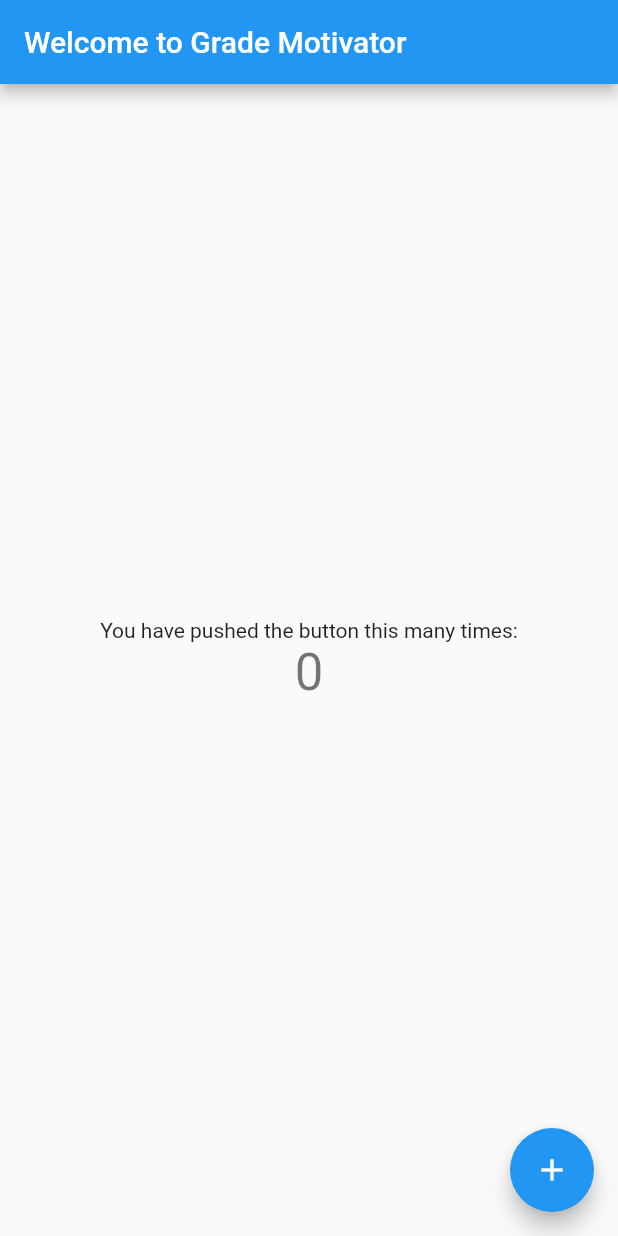
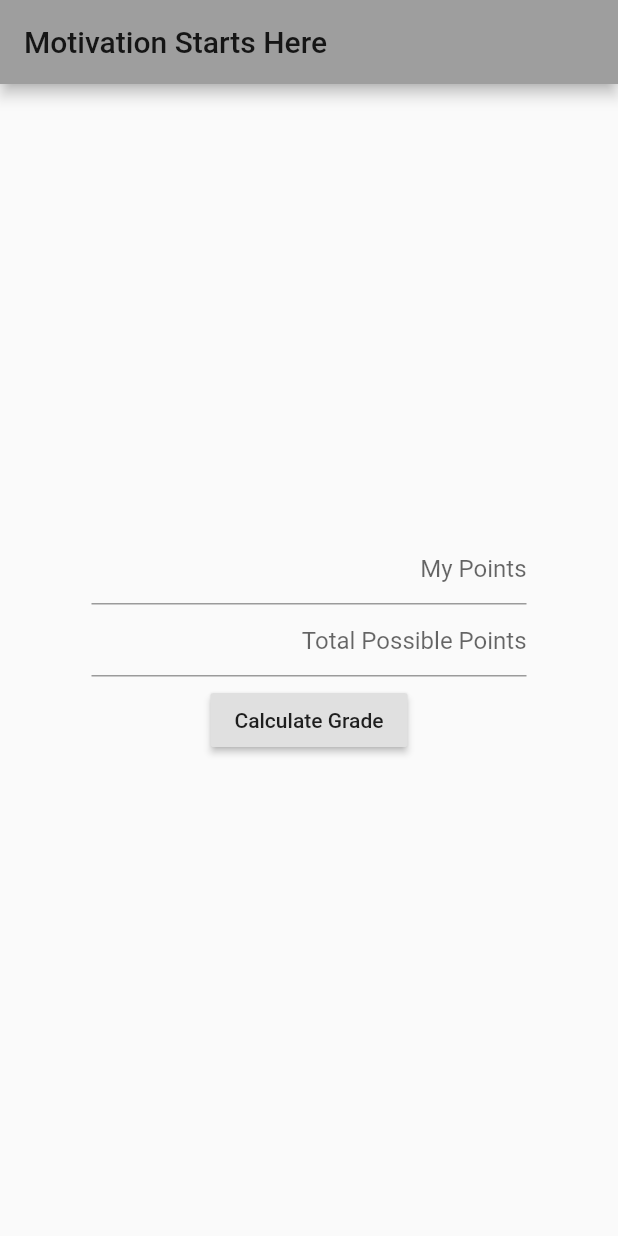
Before and after one commit to bsu-hci/GradeMotivator, a Flutter app: the screen it shows after launch, on a phone screen of 412 x 824 dp. Run offline on Flutter 3.47's test engine with Material 2 defaults, Android fonts, the light colour scheme and no system bars.

Commit message:
Bulk code  added

```diff
--- a/lib/main.dart
+++ b/lib/main.dart
@@ -1,116 +1,157 @@
 import 'package:flutter/material.dart';
+import 'package:flutter/services.dart';
 
-void main() {
-  runApp(GradeMotivator());
+void main() => runApp(GradeMotivator());
+
+class Grade {
+  int _userScore;
+  int _totalPossiblePoints;
+  bool _show;
+  String _grade;
+
+  Grade() {
+    _grade = "";
+    _show = false;
+  }
+}
+
+class Show extends StatelessWidget {
+  final String _grade;
+  Show(this._grade);
+
+  @override
+  Widget build(BuildContext context) {
+    return ListView(children: [
+      Text(
+        "You recieved a(n)",
+        textAlign: TextAlign.center,
+      ),
+      Text(
+        _grade,
+        textScaleFactor: 2,
+        textAlign: TextAlign.center,
+      )
+    ]);
+  }
 }
 
 class GradeMotivator extends StatelessWidget {
   @override
   Widget build(BuildContext context) {
     return MaterialApp(
-      title: 'Grade Motivator',
+      title: "Welcome to Grade Motivator",
       theme: ThemeData(
-        // This is the theme of your application.
-        //
-        // Try running your application with "flutter run". You'll see the
-        // application has a blue toolbar. Then, without quitting the app, try
-        // changing the primarySwatch below to Colors.green and then invoke
-        // "hot reload" (press "r" in the console where you ran "flutter run",
-        // or simply save your changes to "hot reload" in a Flutter IDE).
-        // Notice that the counter didn't reset back to zero; the application
-        // is not restarted.
-        primarySwatch: Colors.blue,
-        // This makes the visual density adapt to the platform that you run
-        // the app on. For desktop platforms, the controls will be smaller and
-        // closer together (more dense) than on mobile platforms.
+        primarySwatch: Colors.grey,
         visualDensity: VisualDensity.adaptivePlatformDensity,
       ),
-      home: MyHomePage(title: 'Welcome to Grade Motivator'),
+      home: Scaffold(
+        appBar: AppBar(title: Text("Motivation Starts Here")),
+        body: Center(
+            child: Container(
+          constraints: BoxConstraints(maxWidth: 350),
+          padding: EdgeInsets.all(30),
+          child: GenerateGrade(),
+        )),
+      ),
     );
   }
 }
 
-class MyHomePage extends StatefulWidget {
-  MyHomePage({Key key, this.title}) : super(key: key);
-
-  // This widget is the home page of your application. It is stateful, meaning
-  // that it has a State object (defined below) that contains fields that affect
-  // how it looks.
-
-  // This class is the configuration for the state. It holds the values (in this
-  // case the title) provided by the parent (in this case the App widget) and
-  // used by the build method of the State. Fields in a Widget subclass are
-  // always marked "final".
-
-  final String title;
-
+class GenerateGrade extends StatefulWidget {
   @override
-  _MyHomePageState createState() => _MyHomePageState();
+  State<StatefulWidget> createState() => _GenerateGradeState();
 }
 
-class _MyHomePageState extends State<MyHomePage> {
-  int _counter = 0;
+class _GenerateGradeState extends State<GenerateGrade> {
+  final _fk = GlobalKey<FormState>();
+  var _numberGradeInput;
+  var _totalPosibleInput;
+  Grade grade = new Grade();
 
-  void _incrementCounter() {
+  void _onCalculateButtonPressed() {
     setState(() {
-      // This call to setState tells the Flutter framework that something has
-      // changed in this State, which causes it to rerun the build method below
-      // so that the display can reflect the updated values. If we changed
-      // _counter without calling setState(), then the build method would not be
-      // called again, and so nothing would appear to happen.
-      _counter++;
+      this.grade._show = true;
+      this.grade._grade = calculateGrade(
+          this.grade._userScore, this.grade._totalPossiblePoints);
     });
+  }
+
+  String calculateGrade(int myScore, int totalPossiblePoints) {
+    double percentage = (myScore / totalPossiblePoints) * 100;
+    if (percentage >= 100)
+      return "A+ : Outstanding work! Extra credit pays off!";
+    if (percentage >= 90)
+      return "A : Great Job! Keep It up! Aim even higher next time!";
+    if (percentage >= 80)
+      return "B : Not Too Bad! One step below perfection! Keep going!";
+    if (percentage >= 70)
+      return "C : Still Passing, You can do better! Try asking for some extra help.";
+    if (percentage >= 60)
+      return "D : Maybe try making some notecards! Better study habits are a must.";
+    if (percentage < 60)
+      return "F : Spend more time hittin' the books! You will get it next time.";
+    return "Invalid";
   }
 
   @override
   Widget build(BuildContext context) {
-    // This method is rerun every time setState is called, for instance as done
-    // by the _incrementCounter method above.
-    //
-    // The Flutter framework has been optimized to make rerunning build methods
-    // fast, so that you can just rebuild anything that needs updating rather
-    // than having to individually change instances of widgets.
-    return Scaffold(
-      appBar: AppBar(
-        // Here we take the value from the MyHomePage object that was created by
-        // the App.build method, and use it to set our appbar title.
-        title: Text(widget.title),
-      ),
-      body: Center(
-        // Center is a layout widget. It takes a single child and positions it
-        // in the middle of the parent.
+    return Form(
+        key: _fk,
         child: Column(
-          // Column is also a layout widget. It takes a list of children and
-          // arranges them vertically. By default, it sizes itself to fit its
-          // children horizontally, and tries to be as tall as its parent.
-          //
-          // Invoke "debug painting" (press "p" in the console, choose the
-          // "Toggle Debug Paint" action from the Flutter Inspector in Android
-          // Studio, or the "Toggle Debug Paint" command in Visual Studio Code)
-          // to see the wireframe for each widget.
-          //
-          // Column has various properties to control how it sizes itself and
-          // how it positions its children. Here we use mainAxisAlignment to
-          // center the children vertically; the main axis here is the vertical
-          // axis because Columns are vertical (the cross axis would be
-          // horizontal).
           mainAxisAlignment: MainAxisAlignment.center,
           children: <Widget>[
-            Text(
-              'You have pushed the button this many times:',
+            TextFormField(
+              textAlign: TextAlign.right,
+              decoration: const InputDecoration(hintText: "My Points"),
+              inputFormatters: <TextInputFormatter>[
+                FilteringTextInputFormatter.digitsOnly,
+              ],
+              keyboardType: TextInputType.number,
+              onSaved: (newValue) {
+                this._numberGradeInput = int.parse(newValue);
+              },
+              validator: (value) {
+                if (value.isEmpty) {
+                  return "Must enter grade %";
+                }
+                return null;
+              },
             ),
-            Text(
-              '$_counter',
-              style: Theme.of(context).textTheme.headline4,
+            TextFormField(
+              textAlign: TextAlign.right,
+              decoration:
+                  const InputDecoration(hintText: "Total Possible Points"),
+              inputFormatters: <TextInputFormatter>[
+                FilteringTextInputFormatter.digitsOnly,
+              ],
+              keyboardType: TextInputType.number,
+              onSaved: (newNumber) {
+                this._totalPosibleInput = int.parse(newNumber);
+              },
+              validator: (number) {
+                if (number.isEmpty) {
+                  return "Must enter a total";
+                }
+                return null;
+              },
             ),
+            Padding(
+              padding: const EdgeInsets.symmetric(vertical: 5.0),
+              child: RaisedButton(
+                onPressed: () {
+                  if (_fk.currentState.validate()) {
+                    _fk.currentState.save();
+                    this.grade._userScore = this._numberGradeInput;
+                    this.grade._totalPossiblePoints = this._totalPosibleInput;
+                    _onCalculateButtonPressed();
+                  }
+                },
+                child: Text('Calculate Grade'),
+              ),
+            ),
+            Flexible(
+                child: this.grade._show ? Show(this.grade._grade) : Text(""))
           ],
-        ),
-      ),
-      floatingActionButton: FloatingActionButton(
-        onPressed: _incrementCounter,
-        tooltip: 'Increment',
-        child: Icon(Icons.add),
-      ), // This trailing comma makes auto-formatting nicer for build methods.
-    );
+        ));
   }
 }
```
Also changed, not shown: 2 other files.
